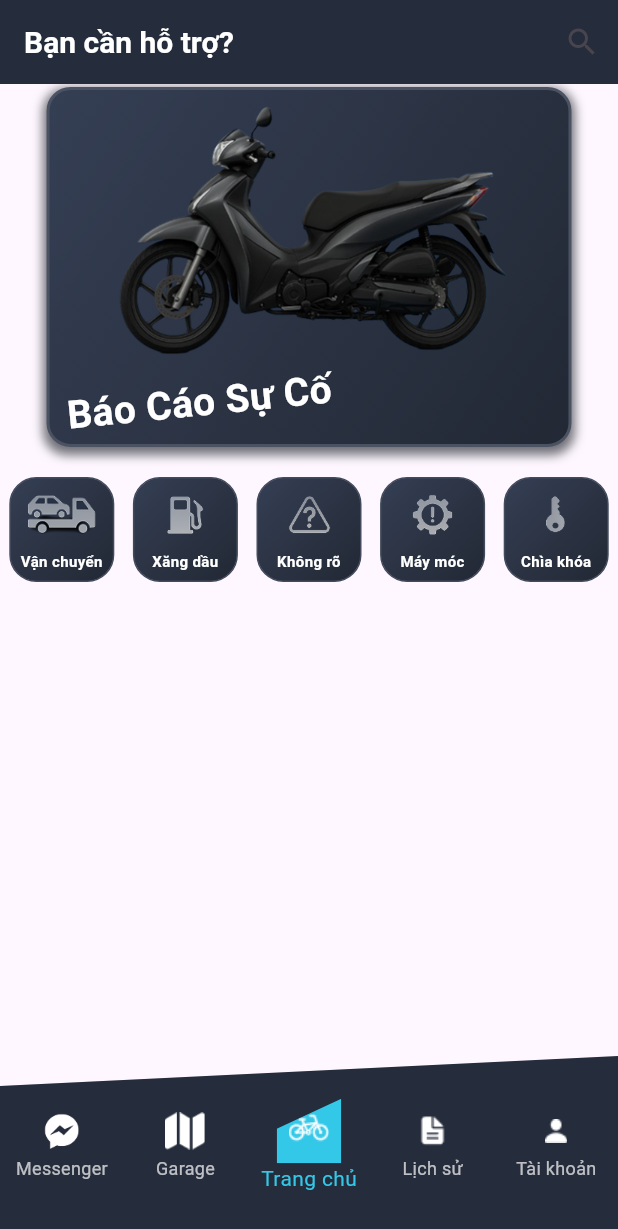
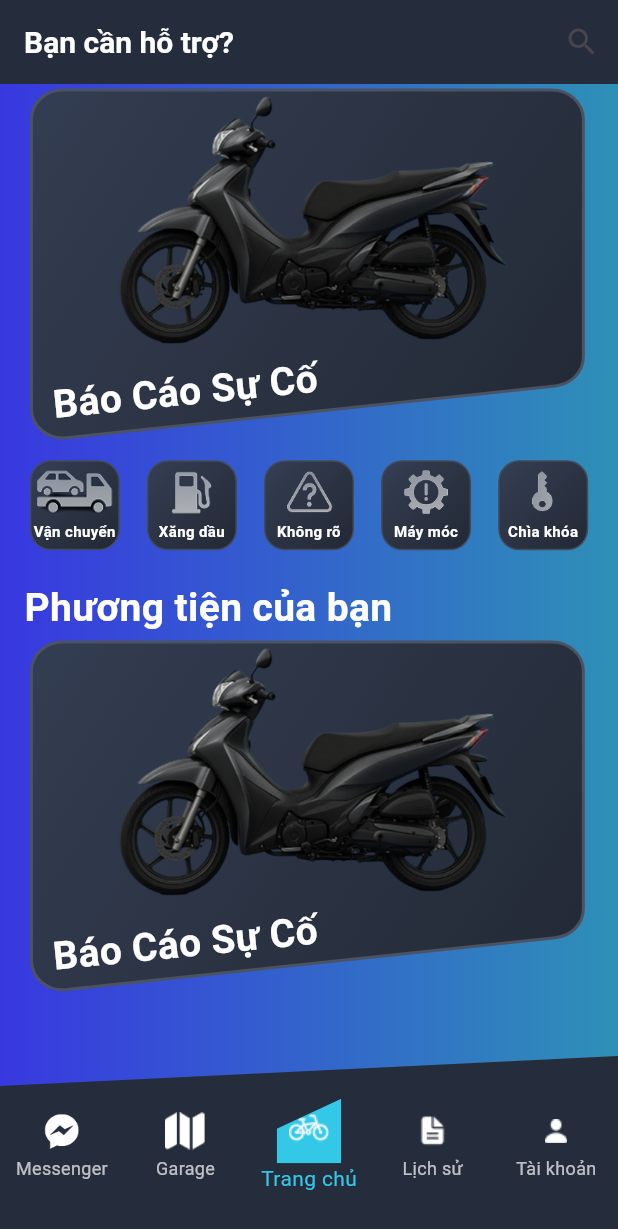
Before and after one commit to TUANKIET0397/RoadAssist_Project, a Flutter app: the screen it shows after launch, on a phone screen of 412 x 824 dp. Shown: the top 1229 px of the screen. Run offline on Flutter 3.47's test engine with Material 3 defaults, Android fonts, the phone set to English and light mode, and no system bars.

Commit message:
update ClipperBorderPainter for rectangle

```diff
--- a/lib/presentation/views/home/home_page.dart
+++ b/lib/presentation/views/home/home_page.dart
@@ -9,6 +9,8 @@ class HomePage extends StatelessWidget {
     return MaterialApp(
       title: 'Home page of road assist',
       home: Scaffold(
+        extendBody: true,
+        extendBodyBehindAppBar: true,
         appBar: AppBar(
           title: Text(
             'Bạn cần hỗ trợ?',
@@ -30,7 +32,17 @@ class HomePage extends StatelessWidget {
           backgroundColor: Color.fromRGBO(37, 44, 59, 1),
         ),
 
-        body: MainHome(),
+        body: Container(
+          decoration: const BoxDecoration(
+            gradient: LinearGradient(
+              colors: [
+                Color.fromRGBO(56, 56, 224, 1),
+                Color.fromRGBO(46, 144, 183, 1),
+              ],
+            ),
+          ),
+          child: MainHome(),
+        ),
 
         bottomNavigationBar: _bottomNavigationBar(),
       ),
--- a/lib/presentation/views/home/main_home.dart
+++ b/lib/presentation/views/home/main_home.dart
@@ -3,21 +3,28 @@ import 'package:flutter/material.dart';
 class MainHome extends StatelessWidget {
   const MainHome({super.key});
 
-  get image => null;
-
   @override
   Widget build(BuildContext context) {
-    return ListView.builder(
-      itemCount: 1,
-      itemBuilder: (context, index) {
-        return Column(
+    const double cardWidth = 410;
+    const double designHeight = 277.5; // 🔥 đúng chiều cao Path
+    const double cardHeight = cardWidth * designHeight / 420;
+
+    return ListView(
       children: [
-            Container(
-              margin: EdgeInsets.only(top: 2),
-              padding: EdgeInsets.only(top: 10),
-              width: 350,
-              height: 240,
-              decoration: BoxDecoration(
+        Transform.translate(
+          offset: const Offset(0, -35), // 🔥 kéo lên 30px
+          child: Center(
+            child: Stack(
+              children: [
+                /// SHAPE + GRADIENT
+                ClipPath(
+                  clipper: RPSClipper(),
+                  clipBehavior: Clip.antiAlias,
+                  child: Container(
+                    width: cardWidth,
+                    height: cardHeight,
+                    padding: const EdgeInsets.only(top: 42),
+                    decoration: const BoxDecoration(
                       gradient: LinearGradient(
                         begin: Alignment.topLeft,
                         end: Alignment.bottomRight,
@@ -26,23 +33,7 @@ class MainHome extends StatelessWidget {
                           Color.fromRGBO(34, 40, 52, 1),
                         ],
                       ),
-                borderRadius: BorderRadius.circular(16),
-                border: Border.all(
-                  color: Color.fromRGBO(75, 83, 99, 1),
-                  width: 2,
                     ),
-                boxShadow: [
-                  BoxShadow(
-                    color: const Color.fromRGBO(16, 20, 28, 0.6),
-                    spreadRadius: 2,
-                    blurRadius: 5,
-
-                    offset: Offset(0, 3), // changes position of shadow
-                  ),
-                ],
-              ),
-              child: ClipPath(
-                clipper: null,
                     child: Stack(
                       alignment: Alignment.topCenter,
                       children: [
@@ -50,14 +41,14 @@ class MainHome extends StatelessWidget {
                           'assets/images/illustrations/vehicle1.png',
                           width: 262,
                           height: 168,
-                      fit: BoxFit.cover,
+                          fit: BoxFit.contain,
                         ),
                         Positioned(
-                      bottom: 0,
-                      left: 10,
-                      child: Container(
-                        transform: Matrix4.rotationZ(-0.1),
-                        child: Text(
+                          bottom: 12,
+                          left: 34,
+                          child: Transform.rotate(
+                            angle: -0.1,
+                            child: const Text(
                               'Báo Cáo Sự Cố',
                               style: TextStyle(
                                 color: Colors.white,
@@ -71,8 +62,22 @@ class MainHome extends StatelessWidget {
                     ),
                   ),
                 ),
-            SizedBox(height: 20),
-            Row(
+
+                /// BORDER
+                CustomPaint(
+                  size: Size(cardWidth, cardHeight),
+                  painter: RPSBorderPainter(),
+                ),
+              ],
+            ),
+          ),
+        ),
+
+        Transform.translate(
+          offset: const Offset(0, -20), // 🔥 kéo lên 20px
+          child: Padding(
+            padding: const EdgeInsets.symmetric(horizontal: cardHeight * 0.04),
+            child: Row(
               mainAxisAlignment: MainAxisAlignment.spaceAround,
               children: [
                 _FutureCard('assets/images/icons/transport.png', 'Vận chuyển'),
@@ -82,37 +87,185 @@ class MainHome extends StatelessWidget {
                 _FutureCard('assets/images/icons/key.png', 'Chìa khóa'),
               ],
             ),
+          ),
+        ),
+        Padding(
+          padding: const EdgeInsets.symmetric(horizontal: cardHeight * 0.06),
+          child: Text(
+            'Phương tiện của bạn',
+            style: TextStyle(
+              color: const Color.fromRGBO(255, 255, 255, 1),
+              fontSize: 26,
+              fontWeight: FontWeight.bold,
+            ),
+          ),
+        ),
+
+        Transform.translate(
+          offset: const Offset(0, -35), // 🔥 kéo lên 30px
+          child: Center(
+            child: Stack(
+              children: [
+                /// SHAPE + GRADIENT
+                ClipPath(
+                  clipper: RPSClipper(),
+                  clipBehavior: Clip.antiAlias,
+                  child: Container(
+                    width: cardWidth,
+                    height: cardHeight,
+                    padding: const EdgeInsets.only(top: 42),
+                    decoration: const BoxDecoration(
+                      gradient: LinearGradient(
+                        begin: Alignment.topLeft,
+                        end: Alignment.bottomRight,
+                        colors: [
+                          Color.fromRGBO(53, 63, 84, 1),
+                          Color.fromRGBO(34, 40, 52, 1),
                         ],
-        );
-      },
+                      ),
+                    ),
+                    child: Stack(
+                      alignment: Alignment.topCenter,
+                      children: [
+                        Image.asset(
+                          'assets/images/illustrations/vehicle1.png',
+                          width: 262,
+                          height: 168,
+                          fit: BoxFit.contain,
+                        ),
+                        Positioned(
+                          bottom: 12,
+                          left: 34,
+                          child: Transform.rotate(
+                            angle: -0.1,
+                            child: const Text(
+                              'Báo Cáo Sự Cố',
+                              style: TextStyle(
+                                color: Colors.white,
+                                fontSize: 26,
+                                fontWeight: FontWeight.bold,
+                              ),
+                            ),
+                          ),
+                        ),
+                      ],
+                    ),
+                  ),
+                ),
+
+                /// BORDER
+                CustomPaint(
+                  size: Size(cardWidth, cardHeight),
+                  painter: RPSBorderPainter(),
+                ),
+              ],
+            ),
+          ),
+        ),
+      ],
     );
   }
 }
 
+class RPSBorderPainter extends CustomPainter {
+  @override
+  void paint(Canvas canvas, Size size) {
+    final paint = Paint()
+      ..color = const Color.fromRGBO(75, 83, 99, 1)
+      ..style = PaintingStyle.stroke
+      ..strokeWidth = 2;
+
+    final path = RPSClipper().getClip(size);
+    canvas.drawPath(path, paint);
+  }
+
+  @override
+  bool shouldRepaint(covariant CustomPainter oldDelegate) => false;
+}
+
+class RPSClipper extends CustomClipper<Path> {
+  static const double designWidth = 390;
+  static const double designHeight = 277.5;
+
+  double w(double x, Size size) => x * size.width / designWidth;
+  double h(double y, Size size) => y * size.height / designHeight;
+
+  @override
+  Path getClip(Size size) {
+    Path path = Path();
+
+    path.moveTo(w(19, size), h(60, size));
+    path.cubicTo(
+      w(19, size),
+      h(48.9543, size),
+      w(27.9543, size),
+      h(40, size),
+      w(39, size),
+      h(40, size),
+    );
+
+    path.lineTo(w(349, size), h(40, size));
+    path.cubicTo(
+      w(360.046, size),
+      h(40, size),
+      w(369, size),
+      h(48.9543, size),
+      w(369, size),
+      h(60, size),
+    );
+
+    path.lineTo(w(369, size), h(222.156, size));
+    path.cubicTo(
+      w(369, size),
+      h(232.323, size),
+      w(361.372, size),
+      h(240.872, size),
+      w(351.271, size),
+      h(242.026, size),
+    );
+
+    path.lineTo(w(41.2709, size), h(277.455, size));
+    path.cubicTo(
+      w(29.4029, size),
+      h(278.811, size),
+      w(19, size),
+      h(269.529, size),
+      w(19, size),
+      h(257.584, size),
+    );
+
+    path.lineTo(w(19, size), h(60, size));
+    path.close();
+
+    return path;
+  }
+
+  @override
+  bool shouldReclip(CustomClipper<Path> oldClipper) => false;
+}
+
+// ignore: non_constant_identifier_names
 Widget _FutureCard(String img, String title) {
   return Container(
-    width: 70,
-    height: 70,
+    width: 60,
+    height: 60,
     decoration: BoxDecoration(
-      borderRadius: BorderRadius.circular(18),
-      border: Border.all(color: Color.fromRGBO(66, 74, 91, 1), width: 1),
-      gradient: LinearGradient(
+      borderRadius: BorderRadius.circular(14),
+      border: Border.all(color: const Color.fromRGBO(66, 74, 91, 1), width: 1),
+      gradient: const LinearGradient(
         begin: Alignment.topLeft,
         end: Alignment.bottomRight,
         colors: [Color.fromRGBO(53, 63, 84, 1), Color.fromRGBO(34, 40, 52, 1)],
       ),
     ),
     child: Column(
+      mainAxisAlignment: MainAxisAlignment.center,
       children: [
-        IconButton(
-          iconSize: 24,
-          onPressed: () {},
-          icon: Image.asset(img, height: 27),
-        ),
-
+        Image.asset(img, height: 30),
+        const SizedBox(height: 4),
         Text(
           title,
-          style: TextStyle(
+          style: const TextStyle(
             color: Colors.white,
             fontSize: 10,
             fontWeight: FontWeight.bold,
```
Lines whose indentation alone changed are shown as unchanged.
